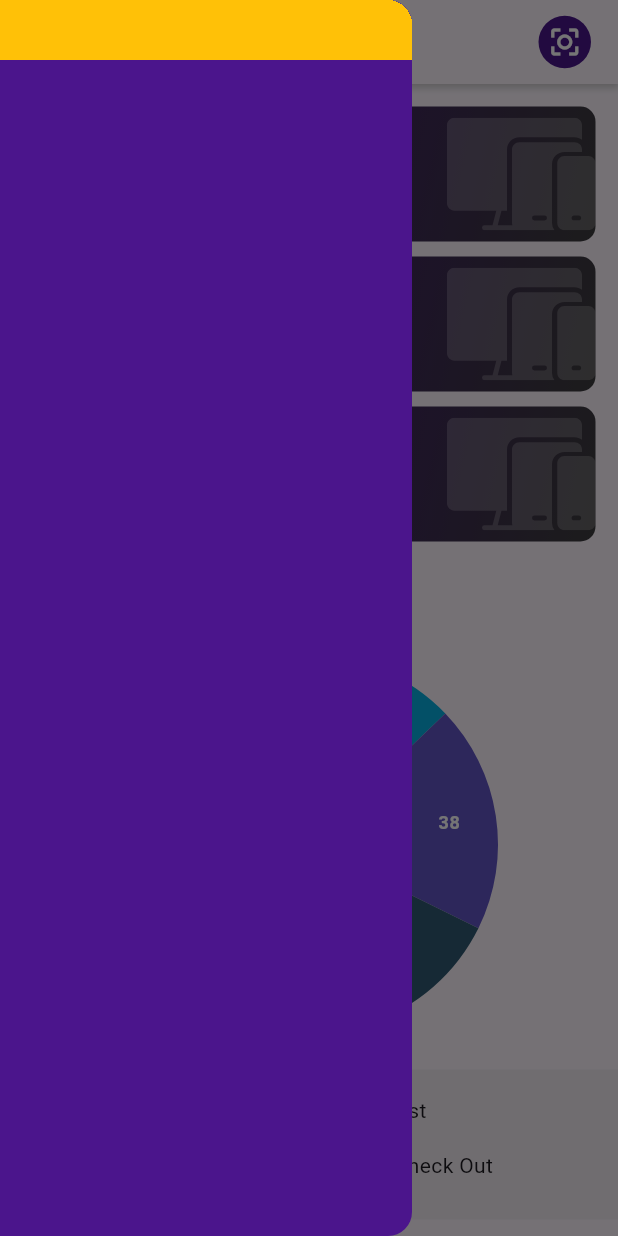
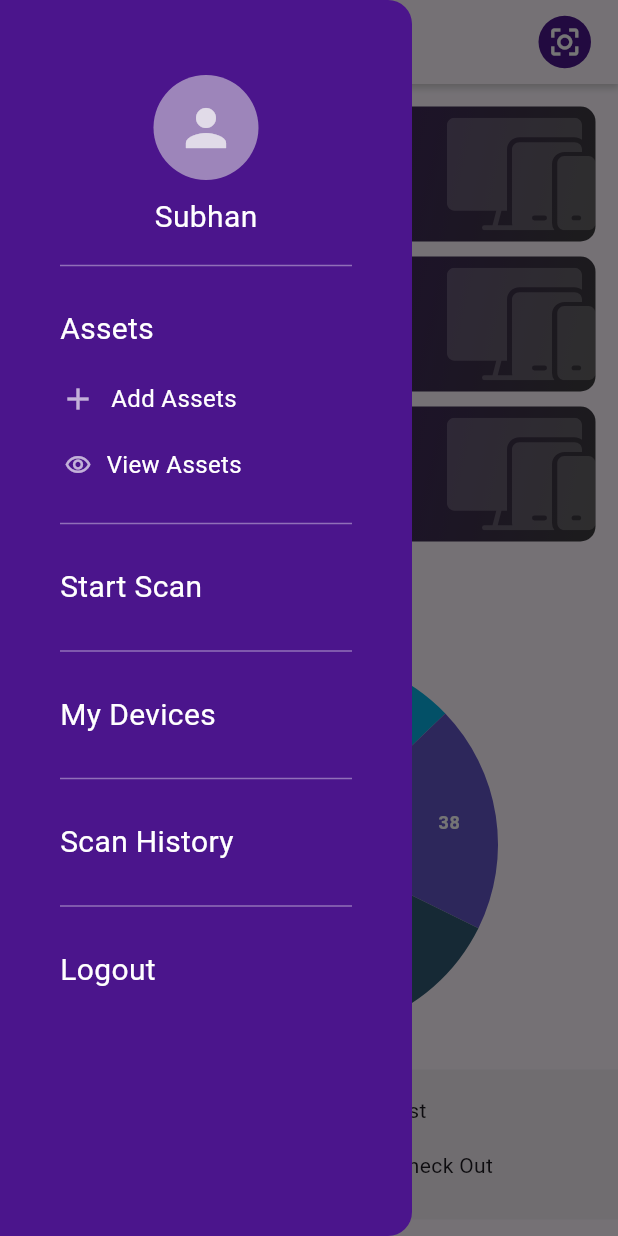
Before and after one commit to Subhan-Ayub/Grey-trunk-App, a Flutter app: the Dashboard screen opened by its route, with the side drawer open, on a phone screen of 412 x 824 dp. Run offline on Flutter 3.47's test engine with Material 3 defaults, Android fonts, the phone set to English and light mode, and no system bars; our stand-ins replace flutter_svg, get, image_picker, syncfusion_flutter_charts.

Commit message:
drawer etc

```diff
--- a/lib/src/ui/view/dashboard.dart
+++ b/lib/src/ui/view/dashboard.dart
@@ -308,15 +308,138 @@ class Dashboard extends StatelessWidget {
     return Drawer(
         backgroundColor: UIDataColors.commonColor,
         width: Get.width / 1.5,
-        child: ListView(
+        child: Column(
+          crossAxisAlignment: CrossAxisAlignment.start,
           children: [
-            Container(
-              height: 40,
-              width: 40,
-              color: Colors.amber,
-            )
+            Center(
+              child: Container(
+                height: 70,
+                width: 70,
+                decoration: BoxDecoration(
+                    color: Color.fromARGB(141, 224, 224, 224),
+                    borderRadius: BorderRadius.circular(40)),
+                child: Center(
+                    child: Icon(
+                  Icons.person,
+                  size: 40,
+                  color: Color.fromARGB(195, 246, 246, 246),
+                )),
+              ).marginOnly(top: 50),
+            ),
+            SizedBox(
+              height: 10,
+            ),
+            Center(
+              child: Text(
+                'Subhan',
+                style: TextStyle(color: Colors.white, fontSize: 20),
+              ),
+            ),
+            SizedBox(
+              height: 10,
+            ),
+            Divider(
+              color: Color.fromARGB(98, 255, 255, 255),
+            ),
+            Text(
+              'Assets',
+              style: TextStyle(color: Colors.white, fontSize: 20),
+            ).marginOnly(top: 20),
+            SizedBox(
+              height: 20,
+            ),
+            InkWell(
+              onTap: () {
+                Get.toNamed(Routes.addAsset);
+              },
+              child: Row(
+                children: [
+                  Icon(
+                    Icons.add,
+                    color: const Color.fromARGB(170, 255, 255, 255),
+                  ),
+                  Text(
+                    'Add Assets',
+                    style: TextStyle(color: Colors.white, fontSize: 16),
+                  ).marginOnly(left: 10)
+                ],
+              ),
+            ),
+            SizedBox(
+              height: 20,
+            ),
+            InkWell(
+              onTap: () {
+                Get.toNamed(Routes.viewAssets);
+              },
+              child: Row(
+                children: [
+                  Icon(
+                    Icons.remove_red_eye_outlined,
+                    size: 18,
+                    color: const Color.fromARGB(170, 255, 255, 255),
+                  ),
+                  Text(
+                    'View Assets',
+                    style: TextStyle(color: Colors.white, fontSize: 16),
+                  ).marginOnly(left: 10)
+                ],
+              ).marginOnly(left: 3),
+            ),
+            SizedBox(
+              height: 20,
+            ),
+            Divider(
+              color: Color.fromARGB(98, 255, 255, 255),
+            ),
+            SizedBox(
+              height: 20,
+            ),
+            Text(
+              'Start Scan',
+              style: TextStyle(color: Colors.white, fontSize: 20),
+            ),
+            SizedBox(
+              height: 20,
+            ),
+            Divider(
+              color: Color.fromARGB(98, 255, 255, 255),
+            ),
+            SizedBox(
+              height: 20,
+            ),
+            Text(
+              'My Devices',
+              style: TextStyle(color: Colors.white, fontSize: 20),
+            ),
+            SizedBox(
+              height: 20,
+            ),
+            Divider(
+              color: Color.fromARGB(98, 255, 255, 255),
+            ),
+            SizedBox(
+              height: 20,
+            ),
+            Text(
+              'Scan History',
+              style: TextStyle(color: Colors.white, fontSize: 20),
+            ),
+            SizedBox(
+              height: 20,
+            ),
+            Divider(
+              color: Color.fromARGB(98, 255, 255, 255),
+            ),
+            SizedBox(
+              height: 20,
+            ),
+            Text(
+              'Logout',
+              style: TextStyle(color: Colors.white, fontSize: 20),
+            ),
           ],
-        ));
+        ).marginSymmetric(horizontal: 40));
   }
 }
 
--- a/lib/src/utils/routes/app_pages.dart
+++ b/lib/src/utils/routes/app_pages.dart
@@ -1,8 +1,12 @@
 import 'package:flutter_application_1/src/bindings/aseetsdetailsBindings.dart';
 import 'package:flutter_application_1/src/bindings/dashboard_bindings.dart';
 import 'package:flutter_application_1/src/bindings/viewAssets_bindings.dart';
+import 'package:flutter_application_1/src/ui/view/AssetsDestails/assetsDetails.dart';
+import 'package:flutter_application_1/src/ui/view/AssetsDestails/document.dart';
+import 'package:flutter_application_1/src/ui/view/AssetsDestails/event.dart';
+import 'package:flutter_application_1/src/ui/view/AssetsDestails/maintenancePage.dart';
 import 'package:flutter_application_1/src/ui/view/addAsset.dart';
-import 'package:flutter_application_1/src/ui/view/assetsDetails.dart';
+
 import 'package:flutter_application_1/src/ui/view/dashboard.dart';
 import 'package:flutter_application_1/src/ui/view/forgot.dart';
 import 'package:flutter_application_1/src/ui/view/login.dart';
@@ -50,5 +54,20 @@ class AppPages {
         page: () => AssetsDetails(),
         binding: AssetsDetailsBindings(),
         transition: Transition.noTransition),
+          GetPage(
+        name: Routes.document,
+        page: () => Document(),
+        // binding: AssetsDetailsBindings(),
+        transition: Transition.noTransition),
+           GetPage(
+        name: Routes.event,
+        page: () => Event(),
+        // binding: AssetsDetailsBindings(),
+        transition: Transition.noTransition),
+            GetPage(
+        name: Routes.maintenance,
+        page: () => Maintenance(),
+        // binding: AssetsDetailsBindings(),
+        transition: Transition.noTransition),
   ];
 }
--- a/lib/src/utils/routes/routes.dart
+++ b/lib/src/utils/routes/routes.dart
@@ -7,6 +7,9 @@ abstract class Routes {
   static const addAsset= '/addAsset';
   static const viewAssets= '/viewAssets';
   static const assetsDetails= '/assetsDetails';
+ static const document= '/document';
+  static const event= '/event';
+  static const maintenance= '/maintenance';
 
 
 }
```
Also changed, not shown: lib/src/ui/view/AssetsDestails/assetsDetails.dart (renamed from lib/src/ui/view/assetsDetails.dart, +5 -26 lines), lib/src/ui/view/AssetsDestails/bottomBar.dart (added, +44 -0 lines), lib/src/ui/view/AssetsDestails/document.dart (added, +48 -0 lines), lib/src/ui/view/AssetsDestails/event.dart (added, +48 -0 lines), lib/src/ui/view/AssetsDestails/maintenancePage.dart (added, +68 -0 lines), pubspec.lock, 2 other files.
